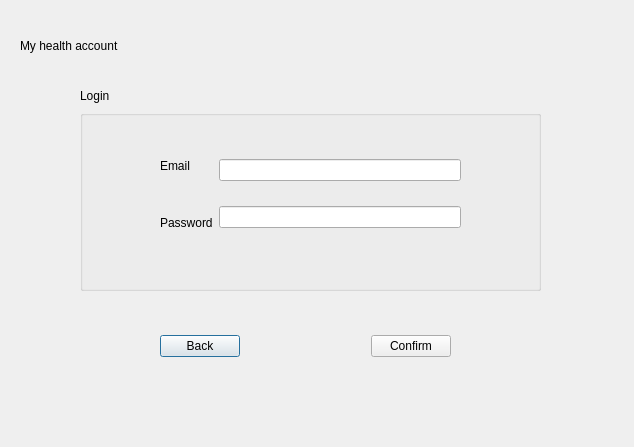
The window that login.ui (Darijan444/COV-19-Desktop_App) describes before a commit, drawn with Qt 5.
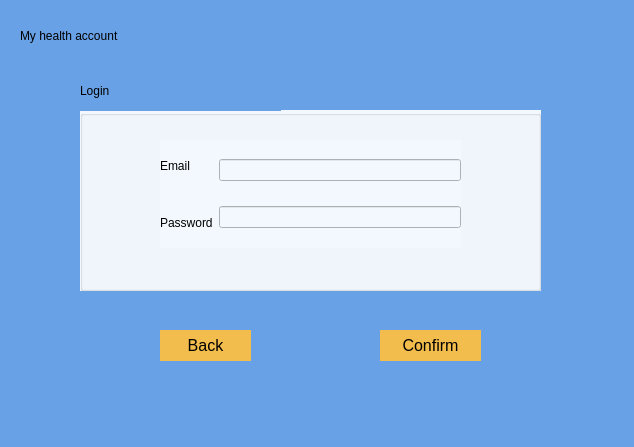
The same window after the commit.

Commit message: changed color and the layout for user part

What changed in the file:
```diff
--- a/login.ui
+++ b/login.ui
@@ -13,13 +13,16 @@
   <property name="windowTitle">
    <string>Dialog</string>
   </property>
+  <property name="styleSheet">
+   <string notr="true">background-color: rgb(104, 161, 229);</string>
+  </property>
   <widget class="QLabel" name="label_6">
    <property name="geometry">
     <rect>
      <x>20</x>
-     <y>30</y>
-     <width>201</width>
-     <height>31</height>
+     <y>10</y>
+     <width>321</width>
+     <height>51</height>
     </rect>
    </property>
    <property name="styleSheet">
@@ -29,45 +32,6 @@
     <string>My health account </string>
    </property>
   </widget>
-  <widget class="QWidget" name="layoutWidget_2">
-   <property name="geometry">
-    <rect>
-     <x>160</x>
-     <y>330</y>
-     <width>291</width>
-     <height>32</height>
-    </rect>
-   </property>
-   <layout class="QHBoxLayout" name="horizontalLayout_2">
-    <item>
-     <widget class="QPushButton" name="pushButtonBack">
-      <property name="text">
-       <string>Back</string>
-      </property>
-     </widget>
-    </item>
-    <item>
-     <spacer name="horizontalSpacer">
-      <property name="orientation">
-       <enum>Qt::Horizontal</enum>
-      </property>
-      <property name="sizeHint" stdset="0">
-       <size>
-        <width>98</width>
-        <height>20</height>
-       </size>
-      </property>
-     </spacer>
-    </item>
-    <item>
-     <widget class="QPushButton" name="pushButtonConfirm">
-      <property name="text">
-       <string>Confirm</string>
-      </property>
-     </widget>
-    </item>
-   </layout>
-  </widget>
   <widget class="QGroupBox" name="groupBox">
    <property name="geometry">
     <rect>
@@ -77,6 +41,9 @@
      <height>181</height>
     </rect>
    </property>
+   <property name="styleSheet">
+    <string notr="true">background-color: rgb(242, 248, 253)</string>
+   </property>
    <property name="title">
     <string/>
    </property>
@@ -125,9 +92,9 @@
    <property name="geometry">
     <rect>
      <x>80</x>
-     <y>80</y>
+     <y>70</y>
      <width>201</width>
-     <height>31</height>
+     <height>41</height>
     </rect>
    </property>
    <property name="styleSheet">
@@ -137,6 +104,78 @@
     <string>Login</string>
    </property>
   </widget>
+  <widget class="QPushButton" name="pushButtonBack">
+   <property name="geometry">
+    <rect>
+     <x>160</x>
+     <y>330</y>
+     <width>91</width>
+     <height>31</height>
+    </rect>
+   </property>
+   <property name="styleSheet">
+    <string notr="true">QPushButton {
+
+    background-color: rgb(242, 189, 76); 
+
+    border: none; 
+
+    color: rgb(0, 0, 0); 
+
+    font: 16px;
+
+} 
+
+QPushButton:hover { 
+
+    background-color: rgb(245, 149, 66); 
+
+    border: none; 
+
+    color: rgb(0, 43, 255); 
+
+}</string>
+   </property>
+   <property name="text">
+    <string>Back</string>
+   </property>
+  </widget>
+  <widget class="QPushButton" name="pushButtonConfirm">
+   <property name="geometry">
+    <rect>
+     <x>380</x>
+     <y>330</y>
+     <width>101</width>
+     <height>31</height>
+    </rect>
+   </property>
+   <property name="styleSheet">
+    <string notr="true">QPushButton {
+
+    background-color: rgb(242, 189, 76); 
+
+    border: none; 
+
+    color: rgb(0, 0, 0); 
+
+    font: 16px;
+
+} 
+
+QPushButton:hover { 
+
+    background-color: rgb(245, 149, 66); 
+
+    border: none; 
+
+    color: rgb(0, 43, 255); 
+
+}</string>
+   </property>
+   <property name="text">
+    <string>Confirm</string>
+   </property>
+  </widget>
  </widget>
  <resources/>
  <connections/>
```
The commit also changes 13 other files.
